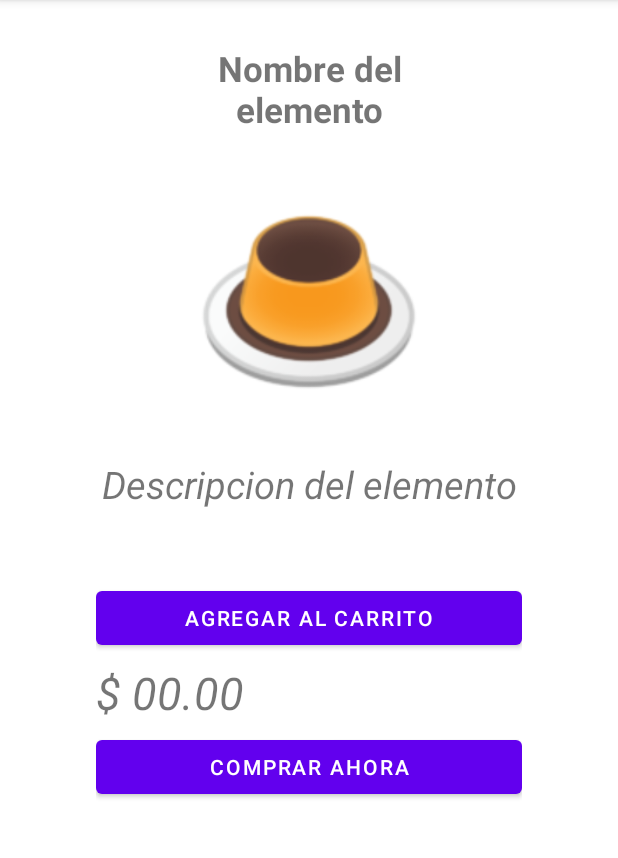
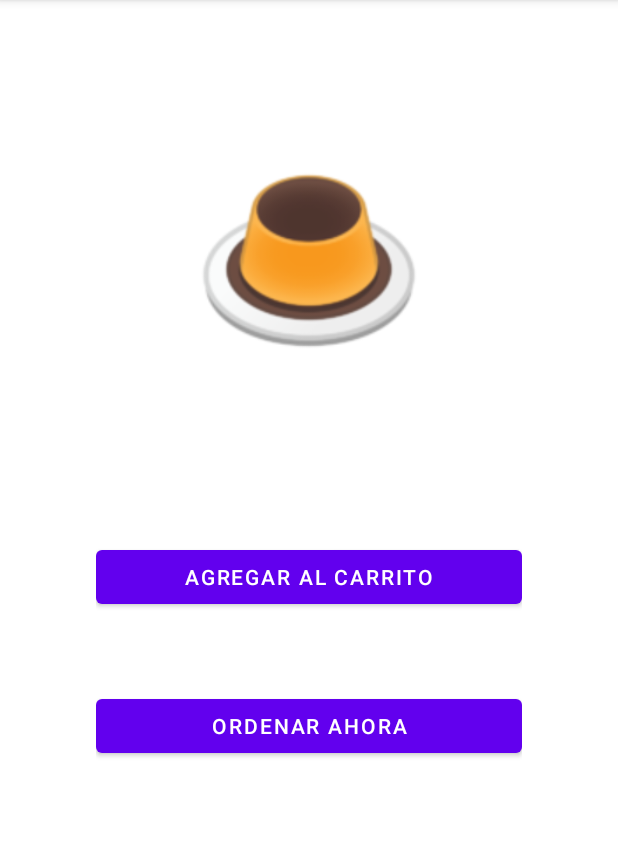
Before and after one commit to fran11sv/Grupo10DAM, an Android app: the ElementoDetallado screen opened directly, with no data from a screen before it, on a phone screen of 412 x 824 dp, the part 84-942 px from its top. Run offline under Robolectric (Android 15) with nearby library versions, the phone set to English and light mode, and no system bars; 5 statements that could not run were skipped.

Commit message:
Vistas para Menus, Platos y Plato Detallado funcionales

```diff
--- a/app/src/main/java/sv/edu/catolica/grupo10dam/Adaptador.java
+++ b/app/src/main/java/sv/edu/catolica/grupo10dam/Adaptador.java
@@ -38,7 +38,7 @@ public class Adaptador extends BaseAdapter {
     @SuppressLint({"InflateParams", "ViewHolder"})
     @Override
     public View getView(int position, View convertView, ViewGroup parent) {
-        Entidad Item = (Entidad) getItem(position);
+        /*Entidad Item = (Entidad) getItem(position);
 
         convertView= LayoutInflater.from(context).inflate(R.layout.formato_listview, null);
         ImageView imagen = convertView.findViewById(R.id.Imagen);
@@ -48,6 +48,7 @@ public class Adaptador extends BaseAdapter {
         imagen.setImageResource(Item.getImagen());
         nombre.setText(Item.getNombre());
         precio.setText(Item.getPrecio());
-        return convertView;
+        return convertView;*/
+        return null;
     }
 }
--- a/app/src/main/java/sv/edu/catolica/grupo10dam/AdaptadorGrid.java
+++ b/app/src/main/java/sv/edu/catolica/grupo10dam/AdaptadorGrid.java
@@ -38,7 +38,7 @@ public class AdaptadorGrid extends BaseAdapter {
     @SuppressLint({"InflateParams", "ViewHolder"})
     @Override
     public View getView(int position, View convertView, ViewGroup parent) {
-        Entidad Item = (Entidad) getItem(position);
+        /*Entidad Item = (Entidad) getItem(position);
 
         convertView= LayoutInflater.from(context).inflate(R.layout.formato_gridview, null);
         ImageView imagen = convertView.findViewById(R.id.Imagen);
@@ -46,6 +46,7 @@ public class AdaptadorGrid extends BaseAdapter {
 
         imagen.setImageResource(Item.getImagen());
         nombre.setText(Item.getNombre());
-        return convertView;
+        return convertView;*/
+        return null;
     }
 }
--- a/app/src/main/java/sv/edu/catolica/grupo10dam/ElementoDetallado.java
+++ b/app/src/main/java/sv/edu/catolica/grupo10dam/ElementoDetallado.java
@@ -5,9 +5,10 @@ import androidx.appcompat.app.AppCompatActivity;
 import android.os.Bundle;
 import android.widget.ImageView;
 import android.widget.TextView;
+import android.widget.Toast;
 
 public class ElementoDetallado extends AppCompatActivity {
-    private Entidad Item;
+    //private Entidad Item;
     private TextView nombre, descripcion, precio;
     private ImageView imagen;
 
@@ -16,16 +17,26 @@ public class ElementoDetallado extends AppCompatActivity {
         super.onCreate(savedInstanceState);
         setContentView(R.layout.activity_elemento_detallado);
 
-        Item = (Entidad) getIntent().getSerializableExtra("objData");
+        Bundle datos = this.getIntent().getExtras();
+        int id_plato = datos.getInt("idPlato");
+        String namePlato = datos.getString("plato");
+        String descrip = datos.getString("descrip");
+        Double precioP = datos.getDouble("precio");
 
-        nombre = findViewById(R.id.txtNombre);
-        imagen = findViewById(R.id.Imagen);
-        descripcion = findViewById(R.id.txtDescripcion);
-        precio = findViewById(R.id.txtPrecio);
+        Toast toast = Toast.makeText(this, "Has seleccionado el plato: "+id_plato+" "+namePlato, Toast.LENGTH_SHORT);
+        toast.show();
 
-        nombre.setText(Item.getNombre());
-        imagen.setImageResource(Item.getImagen());
-        descripcion.setText(Item.getDescripcion());
-        precio.setText(Item.getPrecio());
+        //Item = (Entidad) getIntent().getSerializableExtra("objData");
+
+        nombre = findViewById(R.id.txtNombrePlato);
+        imagen = findViewById(R.id.ImagenPlato);
+        descripcion = findViewById(R.id.txtDescripcionPlato);
+        precio = findViewById(R.id.txtPrecioPlato);
+
+        nombre.setText(namePlato);
+        //imagen.setImageResource();
+        descripcion.setText(descrip);
+        String precioString = Double.toString(precioP);
+        precio.setText(precioString);
     }
 }
--- a/app/src/main/res/layout/activity_elemento_detallado.xml
+++ b/app/src/main/res/layout/activity_elemento_detallado.xml
@@ -14,7 +14,7 @@
     <TextView
         android:layout_width="match_parent"
         android:layout_height="wrap_content"
-        android:id="@+id/txtNombre"
+        android:id="@+id/txtNombrePlato"
         android:textStyle="bold"
         android:gravity="center"
         android:textSize="23sp"
@@ -26,14 +26,14 @@
     <ImageView
         android:layout_width="200sp"
         android:layout_height="150sp"
-        android:id="@+id/Imagen"
+        android:id="@+id/ImagenPlato"
         android:layout_gravity="center"
         android:layout_margin="10sp"
         android:src="@drawable/flan"/>
     <TextView
         android:layout_width="match_parent"
         android:layout_height="100sp"
-        android:id="@+id/txtDescripcion"
+        android:id="@+id/txtDescripcionPlato"
         android:textStyle="italic"
         android:gravity="center"
         android:textSize="25sp"
@@ -51,7 +51,7 @@
             android:id="@+id/btnAgregar"
             android:text="@string/btnAgregar"/>
         <TextView
-            android:id="@+id/txtPrecio"
+            android:id="@+id/txtPrecioPlato"
             android:layout_width="wrap_content"
             android:layout_height="wrap_content"
             android:layout_marginTop="5sp"
--- a/app/src/main/res/values/strings.xml
+++ b/app/src/main/res/values/strings.xml
@@ -2,7 +2,7 @@
     <string name="app_name">Grupo10DAM</string>
     <string name="txtNombre">Nombre del elemento</string>
     <string name="txtDescripcion">Descripcion del elemento</string>
-    <string name="btnAgregar">Agregar al carrito</string>
+    <string name="btnAgregar">Agregar Al Carrito</string>
     <string name="txtPrecio">$ 00.00</string>
-    <string name="btnComprar">Comprar ahora</string>
+    <string name="btnComprar">Ordenar Ahora</string>
 </resources>
```
Also changed, not shown: app/src/main/java/sv/edu/catolica/grupo10dam/AdaptadorMenus.java (+24 -0 lines), app/src/main/java/sv/edu/catolica/grupo10dam/AdaptadorPlatos.java (added, +78 -0 lines), app/src/main/java/sv/edu/catolica/grupo10dam/EntidadPlatos.java (added, +92 -0 lines), app/src/main/java/sv/edu/catolica/grupo10dam/MenuListview.java (+45 -18 lines), app/src/main/res/layout/formato_listview.xml (+12 -5 lines).
